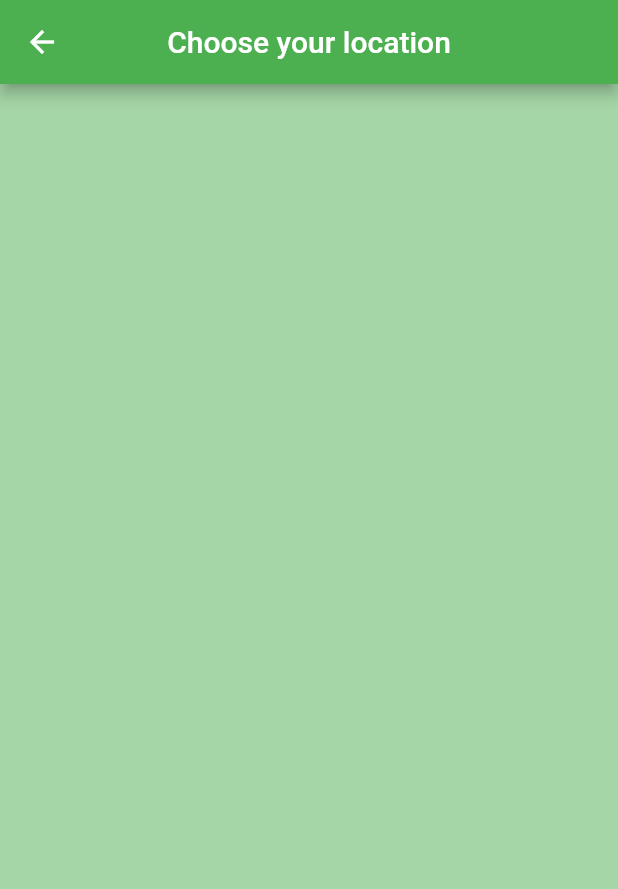
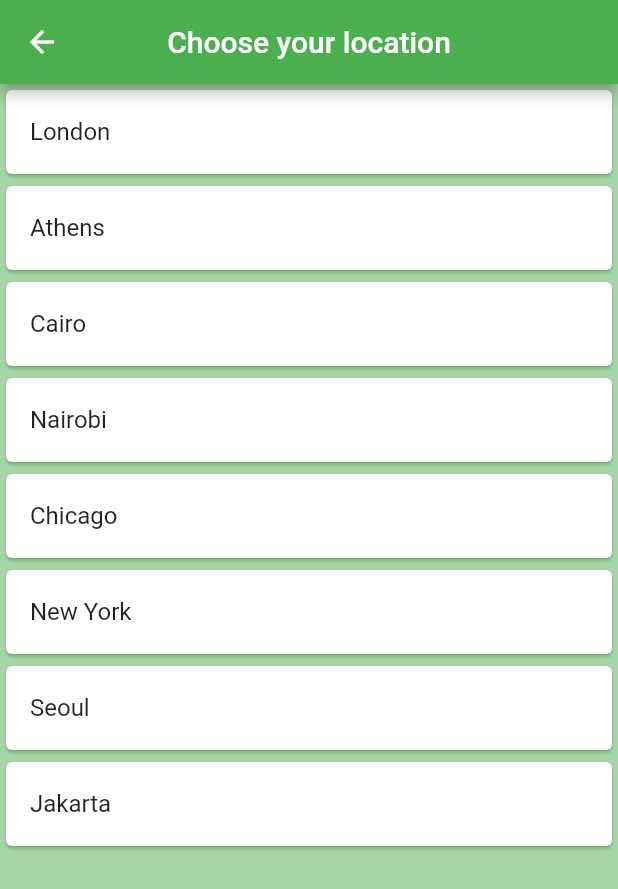
Before and after one commit to kwakyebrilliant/world_timer, a Flutter app: the ChooseLocation screen opened by its route, on a phone screen of 412 x 824 dp. Shown: the top 889 px of the screen. Run offline on Flutter 3.47's test engine with Material 2 defaults, Android fonts, the phone set to English and light mode, and no system bars; our stand-ins replace flutter_spinkit; network calls fail; statements that could not run were skipped.

Commit message:
listtile added

```diff
--- a/lib/pages/choose_location.dart
+++ b/lib/pages/choose_location.dart
@@ -32,7 +32,12 @@ class _ChooseLocationState extends State<ChooseLocation> {
       body: ListView.builder(
         itemCount: locations.length,
         itemBuilder: (context, index) {
-          return Card();
+          return Card(
+            child: ListTile(
+              onTap: () {},
+              title: Text(locations[index].location),
+            ),
+          );
         },
       ),
     );
```
